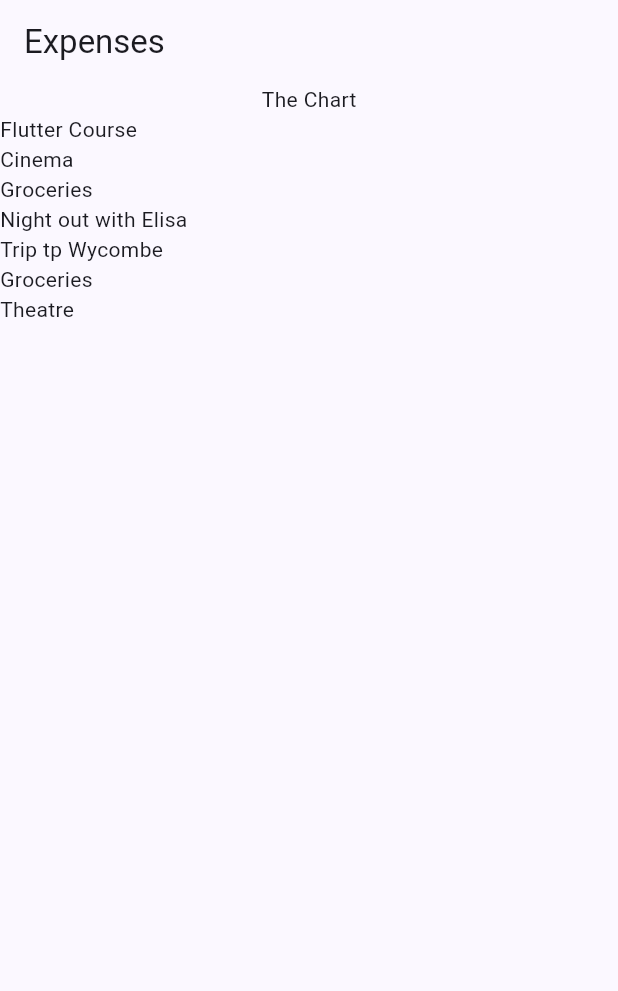
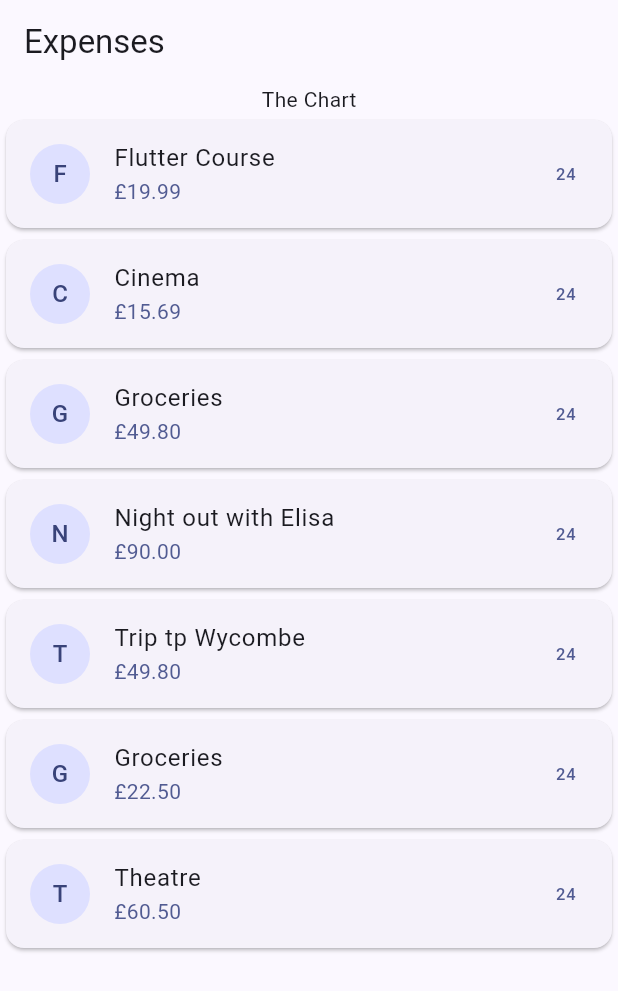
Before and after one commit to emagnu/expense_tracker, a Flutter app: the screen it shows after launch, on a phone screen of 412 x 824 dp. Shown: the top 991 px of the screen. Run offline on Flutter 3.47's test engine with Material 3 defaults, Android fonts, the phone set to English and light mode, and no system bars.

Commit message:
03. Creating a Custom List Item with the Card & Spacer Widgets - changed verbose code into a simple Card()

```diff
--- a/lib/main.dart
+++ b/lib/main.dart
@@ -2,11 +2,12 @@
 //  Import LIBRARIES
 import 'package:flutter/material.dart';
 //  Import FILES
-import 'expenses.dart';
+import 'widgets/expenses.dart';
 //  PARTS
 //  PROVIDERS
 
 ///
+
 void main() {
   runApp(const MyApp());
 }
--- a/lib/expenses.dart
+++ b/lib/widgets/expenses.dart
@@ -2,9 +2,8 @@
 //  Import LIBRARIES
 import 'package:flutter/material.dart';
 //  Import FILES
-import 'data/registered_expenses.dart';
-import 'models/expense.dart';
-import 'widgets/expenses_list.dart';
+import '../data/registered_expenses.dart';
+import 'expenses_list/expenses_list.dart';
 //  PARTS
 //  PROVIDERS
 
--- /dev/null
+++ b/lib/widgets/expenses_list/expense_item.dart
@@ -0,0 +1,42 @@
+//   //
+//  Import LIBRARIES
+import 'package:expense_tracker/models/expense.dart';
+import 'package:flutter/material.dart';
+//  Import FILES
+//  PARTS
+//  PROVIDERS
+
+///
+
+class ExpenseItem extends StatelessWidget {
+  final Expense expense;
+
+  const ExpenseItem({
+    required this.expense,
+    super.key,
+  });
+
+  @override
+  Widget build(BuildContext context) {
+    return Card(
+      child: ListTile(
+        leading: CircleAvatar(
+          child: Text(expense.title[0]),
+        ),
+        title: Text(expense.title),
+        subtitle: Text(
+          '£${expense.amount.toStringAsFixed(2)}',
+          style: TextStyle(
+            color: Theme.of(context).colorScheme.primary,
+          ),
+        ),
+        trailing: Text(
+          expense.date.day.toString(),
+          style: TextStyle(
+            color: Theme.of(context).colorScheme.primary,
+          ),
+        ),
+      ),
+    );
+  }
+}
--- a/lib/widgets/expenses_list.dart
+++ b/lib/widgets/expenses_list/expenses_list.dart
@@ -2,7 +2,8 @@
 //  Import LIBRARIES
 import 'package:flutter/material.dart';
 //  PARTS
-import '../models/expense.dart';
+import '../../models/expense.dart';
+import 'expense_item.dart';
 //  Import FILES
 //  PROVIDERS
 
@@ -17,9 +18,10 @@ class ExpensesList extends StatelessWidget {
   Widget build(BuildContext context) {
     return Container(
       child: ListView.builder(
-          itemCount: expenses.length,
-          // itemBuilder: (context, index) => ExpenseListItem(expense: expenses[index],),
-          itemBuilder: (context, index) => Text(expenses[index].title)),
+        itemCount: expenses.length,
+        // itemBuilder: (context, index) => Text(expenses[index].title),
+        itemBuilder: (context, index) => ExpenseItem(expense: expenses[index]),
+      ),
     );
   }
 }
```
